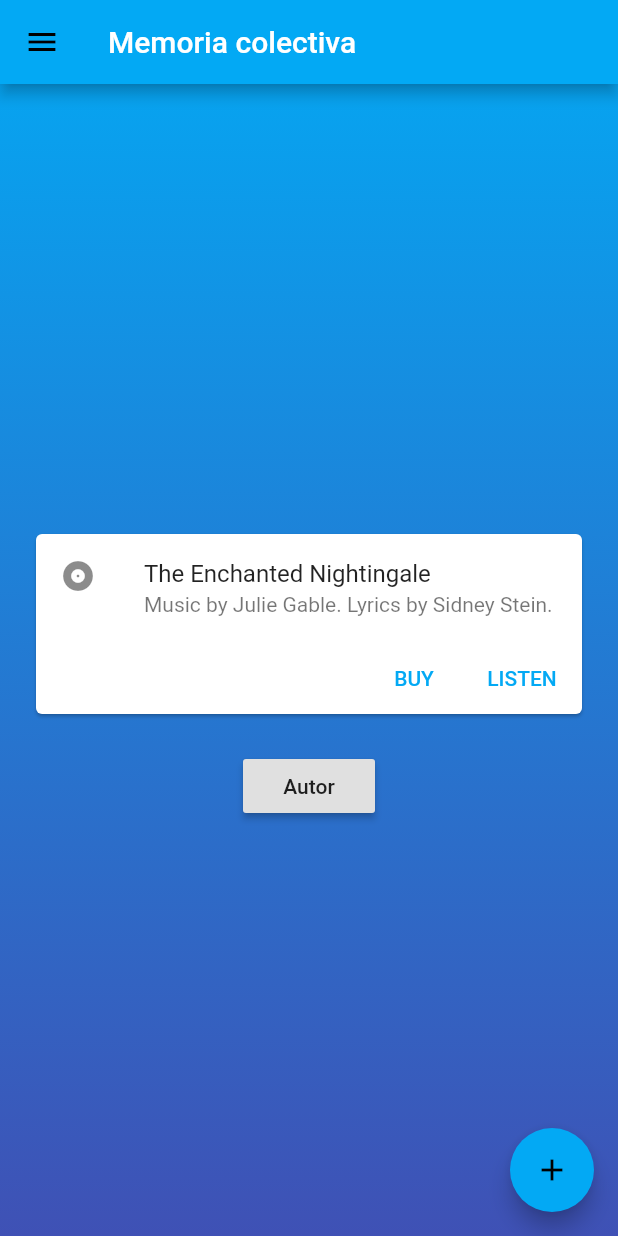
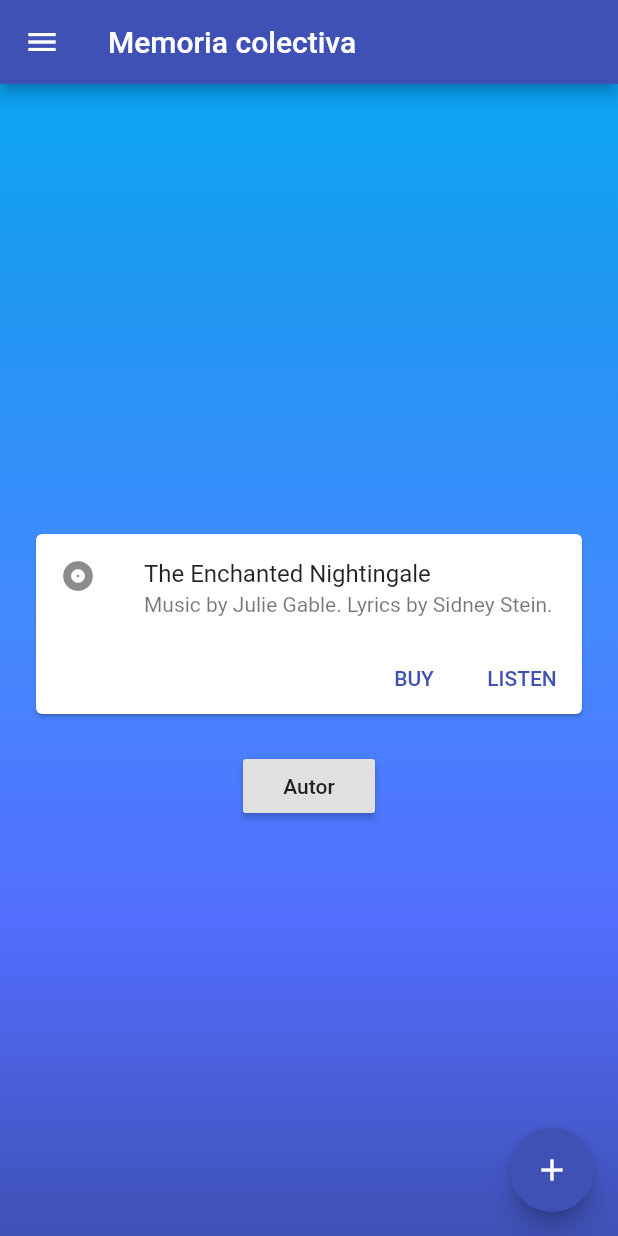
Before and after one commit to jared0709999/mc01, a Flutter app: the screen it shows after launch, on a phone screen of 412 x 824 dp. Run offline on Flutter 3.47's test engine with Material 2 defaults, Android fonts, the phone set to English and light mode, and no system bars.

Commit message:
Modificación de appBar

```diff
--- a/lib/main.dart
+++ b/lib/main.dart
@@ -20,7 +20,7 @@ class MyApp extends StatelessWidget {
       },
       title: 'Flutter Demo',
       theme: ThemeData(
-        primarySwatch: Colors.lightBlue,
+        primarySwatch: Colors.indigo,
       ),
       home: const MyHomePage(title: 'Memoria colectiva'),
     );
@@ -42,7 +42,7 @@ class _MyHomePageState extends State<MyHomePage> {
     return Container(
         decoration: const BoxDecoration(
             gradient: LinearGradient(
-                colors: [Colors.lightBlue, Colors.indigo],
+                colors: [Colors.lightBlue, Colors.blue, Colors.blueAccent, Colors.indigoAccent, Colors.indigo],
                 begin: Alignment.topCenter,
                 end: Alignment.bottomCenter)),
         child: Scaffold(
@@ -57,7 +57,7 @@ class _MyHomePageState extends State<MyHomePage> {
               children: <Widget>[
                 Container(
 
-                  child: Padding(padding: EdgeInsets.all(20.0),
+                  child: Padding(padding: const EdgeInsets.all(20.0),
 
                     child: Card(
                       child: Column(
@@ -121,7 +121,7 @@ class _MyHomePageState extends State<MyHomePage> {
               children: [
                 DrawerHeader(
                   decoration: const BoxDecoration(
-                    color: Colors.lightBlue,
+                    color: Colors.indigo,
                     image: DecorationImage(
                         image: AssetImage('images/logomc.png'),
                         fit: BoxFit.fitHeight,
```
